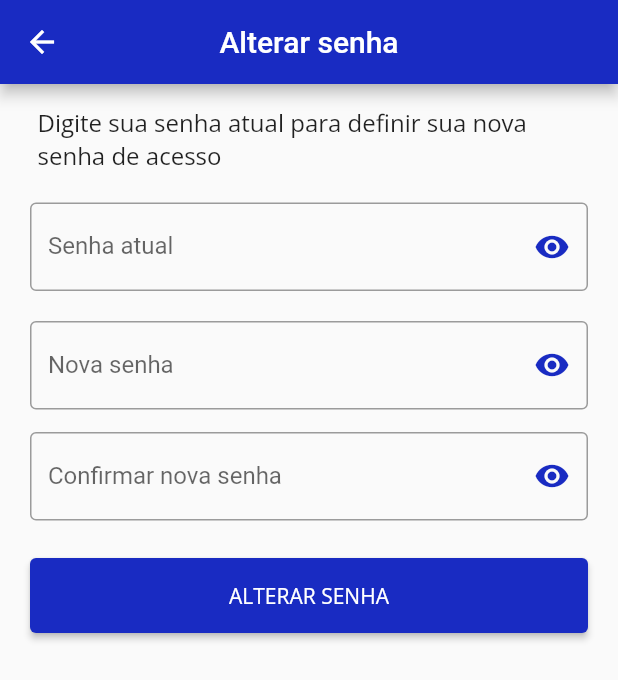
After one commit to zapiti/marketplace_store_app, a Flutter app: the AlterPassPage screen opened directly, on a phone screen of 412 x 824 dp. The commit adds this screen. Shown: the top 680 px of the screen. Run offline on Flutter 3.47's test engine with Material 2 defaults, Android fonts, the phone set to English and light mode, and no system bars; our stand-ins replace auto_size_text, connectivity, dio, email_validator, flutter_icons, flutter_masked_text and 9 more; missing offline and left inert: flutter_barcode_scanner; accounts and stored records are empty.

Commit message:
atualizacao dos itens

```diff
--- a/lib/app/modules/home/modules/account/account_controller.dart
+++ b/lib/app/modules/home/modules/account/account_controller.dart
@@ -1,11 +1,28 @@
+import 'package:flutter/cupertino.dart';
 import 'package:flutter_modular/flutter_modular.dart';
 import 'package:rxdart/rxdart.dart';
 
 class AccountController extends Disposable {
+  var controllerPass = TextEditingController();
+
+  var showPassActual = BehaviorSubject<bool>.seeded(true);
+
+  var showPass = BehaviorSubject<bool>.seeded(true);
+
+  var showPassConfirm = BehaviorSubject<bool>.seeded(true);
+
+  var controllerConfirmPass = TextEditingController();
+
+  var controllerPassActualPass  = TextEditingController();
+
 
 
   @override
   void dispose() {
+    showPassActual.drain();
+    showPass.drain();
+    showPassConfirm.drain();
+  }
 
-  }
+  void updatePass(String text, BuildContext context) {}
 }
--- /dev/null
+++ b/lib/app/modules/home/modules/account/page/alter_pass_page.dart
@@ -0,0 +1,178 @@
+import 'package:flutter/material.dart';
+import 'package:flutter/services.dart';
+import 'package:flutter_modular/flutter_modular.dart';
+import 'package:marketplace_entregador/app/utils/theme/app_theme_utils.dart';
+
+import '../account_controller.dart';
+
+class AlterPassPage extends StatefulWidget {
+  @override
+  _AlterPassPageState createState() => _AlterPassPageState();
+}
+
+class _AlterPassPageState
+    extends ModularState<AlterPassPage, AccountController> {
+  @override
+  Widget build(BuildContext context) {
+    return Scaffold(
+        appBar: AppBar(
+          title: Text("Alterar senha"),
+          centerTitle: true,
+        ),
+        body:SingleChildScrollView(child:  Column(
+          mainAxisAlignment: MainAxisAlignment.start,
+          crossAxisAlignment: CrossAxisAlignment.start,
+          children: [
+            // Container(
+            //     margin: EdgeInsets.symmetric(horizontal: 25, vertical: 5),
+            //     child: Text(
+            //       "Alter Senha",
+            //       style: AppThemeUtils.normalBoldSize(fontSize: 18),
+            //     )),
+            Container(
+                margin: EdgeInsets.symmetric(horizontal: 25, vertical: 15),
+                child: Text(
+                  "Digite sua senha atual para definir sua nova senha de acesso",
+                  style: AppThemeUtils.normalSize(fontSize: 16),
+                )),
+            Container(
+                margin: EdgeInsets.symmetric(horizontal: 20, vertical: 5),
+
+                child: StreamBuilder<bool>(
+                    stream: controller.showPassActual.stream,
+                    initialData: true,
+                    builder: (BuildContext context,
+                        AsyncSnapshot<dynamic> snapshotHide) {
+                      return TextField(
+                          inputFormatters: [
+                            LengthLimitingTextInputFormatter(24),
+                          ],
+                          obscureText: snapshotHide.data,
+                          controller: controller.controllerPassActualPass,
+                          textAlign: TextAlign.start,
+                          textAlignVertical: TextAlignVertical.center,
+                          onChanged: (text) {},
+                          onSubmitted: (term) {},
+                          decoration: InputDecoration(
+                              labelText: "Senha atual",
+                              suffixIcon: IconButton(
+                                icon: Icon(
+                                  snapshotHide.data
+                                      ? Icons.visibility
+                                      : Icons.visibility_off,
+                                  color: AppThemeUtils.colorPrimary,
+                                ),
+                                onPressed: () {
+                                  controller.showPassActual.sink
+                                      .add(!snapshotHide.data);
+                                },
+                              ),
+                              border: const OutlineInputBorder(
+                                borderSide:
+                                    BorderSide(color: Colors.grey, width: 0.3),
+                              )));
+                    })),
+            SizedBox(
+              height: 10,
+            ),
+            Container(
+                margin: EdgeInsets.symmetric(horizontal: 20, vertical: 5),
+
+                child: StreamBuilder<bool>(
+                    stream: controller.showPass.stream,
+                    initialData: true,
+                    builder: (BuildContext context,
+                        AsyncSnapshot<dynamic> snapshotHide) {
+                      return TextField(
+                          inputFormatters: [
+                            LengthLimitingTextInputFormatter(24),
+                          ],
+                          obscureText: snapshotHide.data,
+                          controller: controller.controllerPass,
+                          textAlign: TextAlign.start,
+                          textAlignVertical: TextAlignVertical.center,
+                          onChanged: (text) {
+                            controller.updatePass(text, context);
+                          },
+                          onSubmitted: (term) {},
+                          decoration: InputDecoration(
+
+                              labelText: "Nova senha",
+                              suffixIcon: IconButton(
+                                icon: Icon(
+                                  snapshotHide.data
+                                      ? Icons.visibility
+                                      : Icons.visibility_off,
+                                  color: AppThemeUtils.colorPrimary,
+                                ),
+                                onPressed: () {
+                                  controller.showPass.sink
+                                      .add(!snapshotHide.data);
+                                },
+                              ),
+                              border: const OutlineInputBorder(
+                                borderSide:
+                                    BorderSide(color: Colors.grey, width: 0.3),
+                              )));
+                    })),
+            SizedBox(
+              height: 5,
+            ),
+            Container(
+                margin: EdgeInsets.symmetric(horizontal: 20, vertical: 5),
+
+                child: StreamBuilder<bool>(
+                    stream: controller.showPassConfirm.stream,
+                    initialData: true,
+                    builder: (BuildContext context,
+                        AsyncSnapshot<dynamic> snapshotShowHide2) {
+                      return TextField(
+                          inputFormatters: [
+                            LengthLimitingTextInputFormatter(24),
+                          ],
+                          obscureText: snapshotShowHide2.data ?? true,
+                          controller: controller.controllerConfirmPass,
+                          textAlign: TextAlign.start,
+                          textAlignVertical: TextAlignVertical.center,
+                          onSubmitted: (term) {},
+                          decoration: InputDecoration(
+
+                              labelText: "Confirmar nova senha",
+                              suffixIcon: IconButton(
+                                icon: Icon(
+                                  snapshotShowHide2.data
+                                      ? Icons.visibility
+                                      : Icons.visibility_off,
+                                  color: AppThemeUtils.colorPrimary,
+                                ),
+                                onPressed: () {
+                                  controller.showPassConfirm.sink
+                                      .add(!snapshotShowHide2.data);
+                                },
+                              ),
+                              border: const OutlineInputBorder(
+                                borderSide:
+                                    BorderSide(color: Colors.grey, width: 0.3),
+                              )));
+                    })),
+            Container(
+              margin: EdgeInsets.only(top: 20, left: 20, right: 20),
+              child: SizedBox(
+                width: double.infinity,
+                height: 50,
+                child: ElevatedButton(
+                  style: ElevatedButton.styleFrom(
+                      primary: AppThemeUtils.colorPrimary),
+                  child: Text(
+                    "ALTERAR SENHA",
+                    style: AppThemeUtils.normalSize(
+                        color: AppThemeUtils.whiteColor),
+                  ),
+                  onPressed: () {},
+                ),
+              ),
+            ),
+          ],
+        )));
+  }
+}
--- a/pubspec.yaml
+++ b/pubspec.yaml
@@ -5,6 +5,8 @@ version: 1.0.0+1
 environment:
   sdk: ">=2.7.0 <3.0.0"
 dependencies:
+
+  timelines:
   flutter_barcode_scanner:
   image_cropper:
   image_picker:
```
Also changed, not shown: lib/app/modules/home/modules/account/account_module.dart (+10 -0 lines), lib/app/modules/home/modules/account/account_page.dart (+9 -3 lines), lib/app/modules/home/modules/account/page/alter_bank_page.dart (added, +130 -0 lines), lib/app/modules/home/modules/account/page/help_page.dart (added, +71 -0 lines), lib/app/modules/home/modules/account/page/wallet_page.dart (added, +176 -0 lines), lib/app/modules/home/modules/store/page/new_store_product_quantity_page.dart (+71 -20 lines), lib/app/routes/constants_routes.dart (+12 -0 lines), pubspec.lock.
